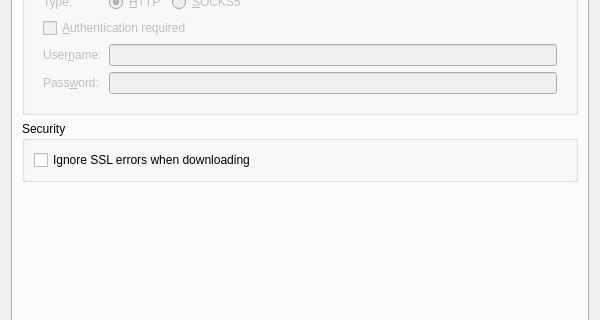
zealdocs/zeal, file src/libs/ui/settingsdialog.ui: the form before one commit; both pictures show x 0 to 600 and y 199 to 519 of the 600 by 700 pixel window.
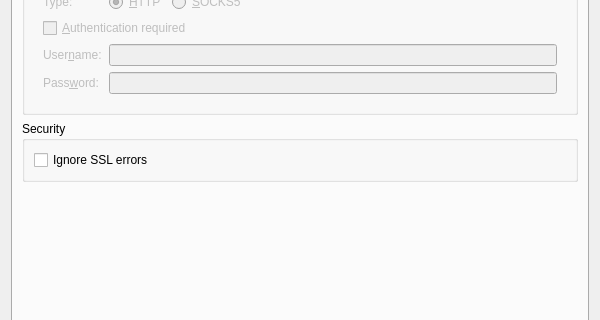
The form after the commit. The open tabs and pages were chosen to show the change. Custom widgets are drawn as their Qt base class.

The edit to the form file:
```diff
--- a/src/libs/ui/settingsdialog.ui
+++ b/src/libs/ui/settingsdialog.ui
@@ -754,7 +754,7 @@
           <item>
            <widget class="QCheckBox" name="ignoreSSLErrorsCheckBox">
             <property name="text">
-             <string>Ignore SSL errors when downloading</string>
+             <string>Ignore SSL errors</string>
             </property>
            </widget>
           </item>
```
